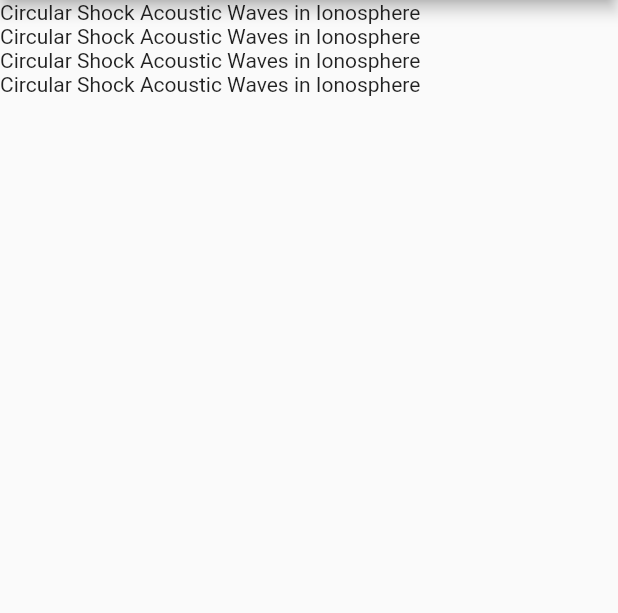
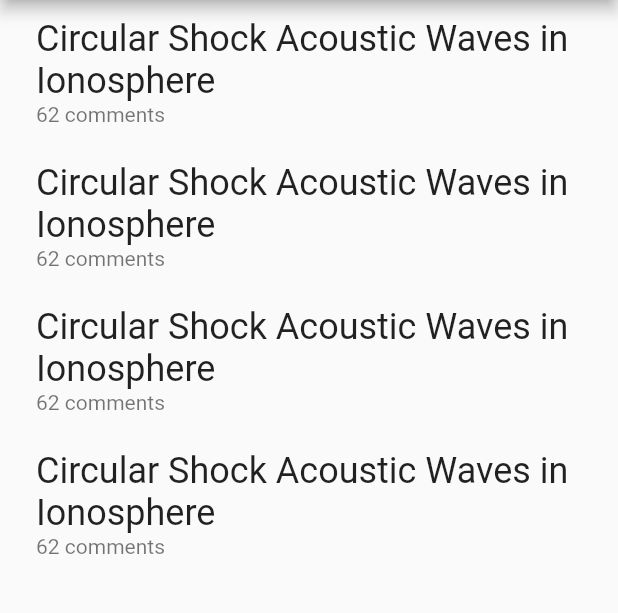
Before and after one commit to co0lster/hn_app, a Flutter app: the screen it shows after launch, on a phone screen of 412 x 824 dp, the part 84-697 px from its top. Run offline on Flutter 3.47's test engine with Material 2 defaults, Android fonts, the phone set to English and light mode, and no system bars.

Commit message:
Articles styling

```diff
--- a/lib/main.dart
+++ b/lib/main.dart
@@ -38,10 +38,22 @@ class _MyHomePageState extends State<MyHomePage> {
         title: Text(widget.title),
       ),
 
-        body: new Column(
+        body: new ListView(
 
-          children: _articles.map((article) => new Text(article.text)).toList(),
+          children: _articles.map(_buildItem).toList(),
         )
     );
   }
+
+  Widget _buildItem(Article article) {
+    return Padding(
+      padding: const EdgeInsets.all(8.0),
+      child: ListTile(title: new Text(article.text, style: new TextStyle(fontSize: 24.0)),
+      subtitle: new Text("${article.commentsCount} comments"),
+        onTap: () {
+         // TODO
+        },
+      ),
+    );
+  }
 }
```
